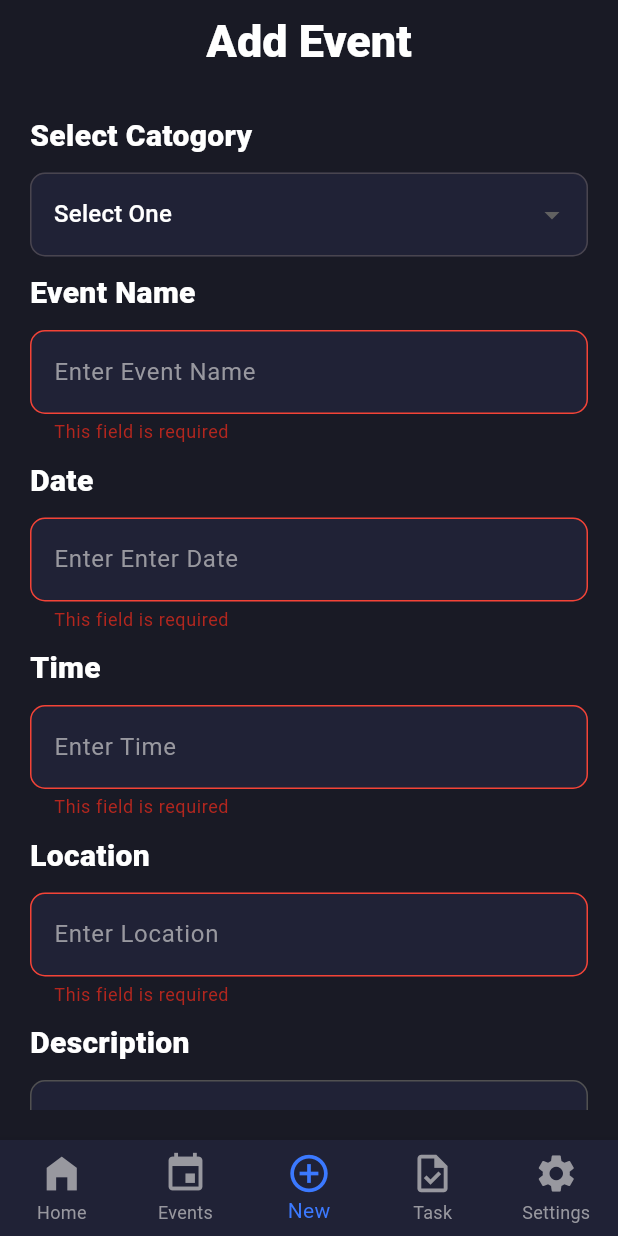
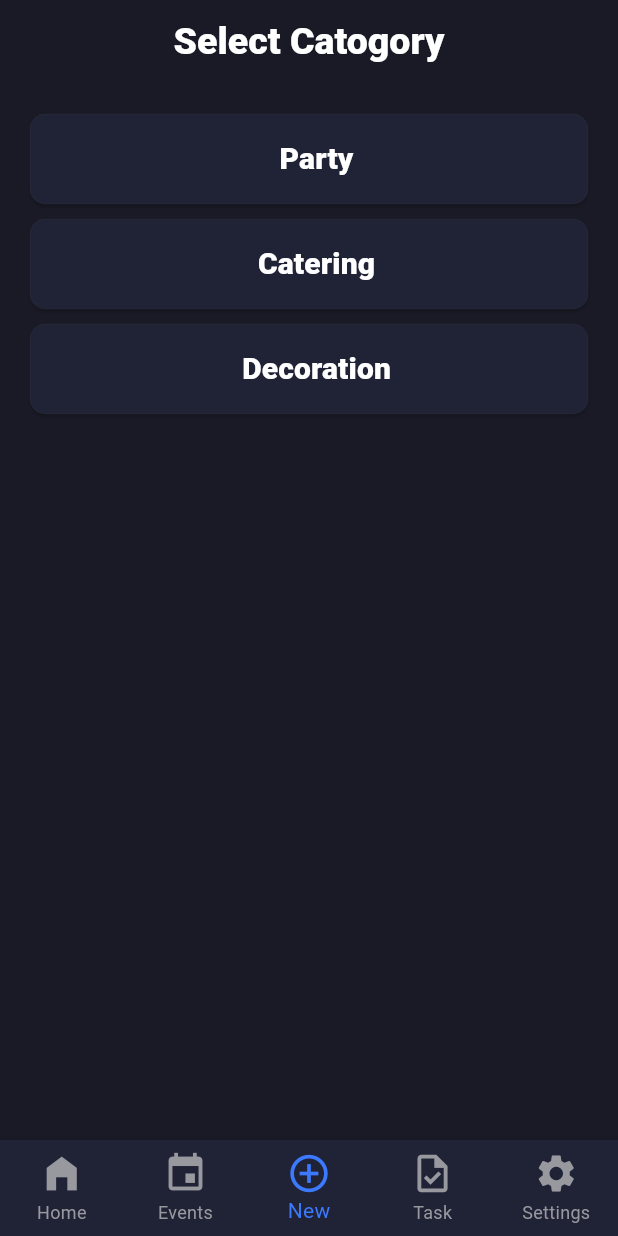
Before and after one commit to SalihSarang/Event, a Flutter app: the screen it shows after launch, item 3 of the bottom bar chosen, on a phone screen of 412 x 824 dp. Run offline on Flutter 3.47's test engine with Material 3 defaults, Android fonts, the phone set to English and light mode, and no system bars; our stand-ins replace google_fonts, hive, hive_flutter, image_picker; accounts and stored records are empty.

Commit message:
catogory complieted

```diff
--- a/lib/costum_widgets/save_add_btn.dart
+++ b/lib/costum_widgets/save_add_btn.dart
@@ -141,3 +141,39 @@ Widget saveCancelColumn(
     ],
   );
 }
+Widget selectCatogory({required String titleBtn, required VoidCallback onBtn}) {
+  return Column(
+    mainAxisAlignment: MainAxisAlignment.spaceBetween,
+    children: [
+      ElevatedButton(
+          style: ElevatedButton.styleFrom(
+            shape: RoundedRectangleBorder(
+              borderRadius: BorderRadius.circular(10),
+              side: BorderSide(
+                color: Color.fromARGB(255, 81, 81, 81),
+                width: 0.1,
+              ),
+            ),
+            backgroundColor: const Color.fromRGBO(32, 34, 54, 1),
+            minimumSize: Size(235, 60),
+          ),
+          onPressed: onBtn,
+          child: Row(
+            mainAxisAlignment: MainAxisAlignment.center,
+            children: [
+              SizedBox(
+                width: 10,
+              ),
+              Text(
+                titleBtn,
+                style: GoogleFonts.roboto(
+                  color: Colors.white,
+                  fontWeight: FontWeight.w800,
+                  fontSize: 20,
+                ),
+              )
+            ],
+          )),
+    ],
+  );
+}
--- a/lib/database/functions/event_adding_function/event_adding_fn.dart
+++ b/lib/database/functions/event_adding_function/event_adding_fn.dart
@@ -2,9 +2,9 @@ import 'package:event_vault/database/modals/event_adding/event_adding_modal.dart
 import 'package:flutter/material.dart';
 import 'package:hive/hive.dart';
 
-final ValueNotifier<List<EventAddingModal>> eventlistener = ValueNotifier([]);
+// final ValueNotifier<List<EventAddingModal>> eventlistener = ValueNotifier([]);
 const ADD_EVENT = 'addevent';
 
-void eventAdding(EventAddingModal valu) async {
-  var eventBox = Hive.box<EventAddingModal>(ADD_EVENT);
-}
+// void eventAdding(EventAddingModal valu) async {
+//   var eventBox = Hive.box<EventAddingModal>(ADD_EVENT);
+// }
--- a/lib/main.dart
+++ b/lib/main.dart
@@ -8,7 +8,7 @@ void main() async {
   WidgetsFlutterBinding.ensureInitialized();
   Hive.initFlutter();
   Hive.registerAdapter(EventAddingModalAdapter());
-  await Hive.openBox<EventAddingModal>(ADD_EVENT);
+  // await Hive.openBox<EventAddingModal>(ADD_EVENT);
   runApp(MyApp());
 }
 
--- a/lib/screens/add_event/add_event.dart
+++ b/lib/screens/add_event/add_event.dart
@@ -1,17 +1,17 @@
-import 'dart:io';
-import 'dart:math';
-
-import 'package:event_vault/costum_widgets/catogory_dropdown.dart';
 import 'package:event_vault/costum_widgets/img_add_field.dart';
 import 'package:event_vault/costum_widgets/save_add_btn.dart';
 import 'package:event_vault/costum_widgets/text_field.dart';
 import 'package:event_vault/screens/add_catering_menu/add_catering_menu.dart';
+import 'package:event_vault/screens/add_decoration/add_decoration.dart';
+import 'package:event_vault/screens/add_party/add_party.dart';
 import 'package:flutter/material.dart';
 import 'package:google_fonts/google_fonts.dart';
 import 'package:image_picker/image_picker.dart';
 
 class ScreenAddEvent extends StatefulWidget {
-  const ScreenAddEvent({super.key});
+  ScreenAddEvent({super.key, required this.selectedCatogory});
+
+  String selectedCatogory;
 
   @override
   State<ScreenAddEvent> createState() => _ScreenAddEventState();
@@ -42,14 +42,26 @@ class _ScreenAddEventState extends State<ScreenAddEvent> {
 
   void validateForm() {
     if (_forkey.currentState!.validate()) {
-      Navigator.of(context).push(MaterialPageRoute(
-        builder: (context) => AddCateringMenu(),
-      ));
-    } else {}
+      switch (widget.selectedCatogory) {
+        case "Party":
+          Navigator.of(context).push(MaterialPageRoute(
+            builder: (context) => AddPartyScreen(),
+          ));
+          break;
+        case "Catering":
+          Navigator.of(context).push(MaterialPageRoute(
+            builder: (context) => AddCateringMenu(),
+          ));
+          break;
+        case "Decoration":
+          Navigator.of(context).push(MaterialPageRoute(
+            builder: (context) => AddDecorationMenu(),
+          ));
+          break;
+      }
+    }
   }
 
-  List<String> addEventList = ['Select One', 'Party', 'Catering', 'Decoration'];
-  String starting = 'Select One';
   @override
   Widget build(BuildContext context) {
     return Scaffold(
@@ -66,6 +78,7 @@ class _ScreenAddEventState extends State<ScreenAddEvent> {
             ),
           ),
         ),
+        automaticallyImplyLeading: false,
       ),
       body: SafeArea(
           child: Padding(
@@ -74,29 +87,6 @@ class _ScreenAddEventState extends State<ScreenAddEvent> {
           children: [
             Column(
               children: [
-                Align(
-                  alignment: Alignment.topLeft,
-                  child: Text(
-                    'Select Catogory',
-                    style: GoogleFonts.roboto(
-                      color: Colors.white,
-                      fontWeight: FontWeight.w800,
-                      fontSize: 20,
-                    ),
-                  ),
-                ),
-                SizedBox(
-                  height: 10,
-                ),
-                dropDown(
-                  dropDownList: addEventList,
-                  selectedTextFieldItem: starting,
-                  onChanged: (String? value) {
-                    setState(() {
-                      starting = value ?? 'Select One';
-                    });
-                  },
-                ),
                 SizedBox(
                   height: 10,
                 ),
@@ -201,9 +191,10 @@ class _ScreenAddEventState extends State<ScreenAddEvent> {
                   leftBtn: 'Cancel',
                   onRightBtn: () {
                     validateForm();
-
                   },
-                  onleftBtn: () {},
+                  onleftBtn: () {
+                    Navigator.pop(context);
+                  },
                 )
               ],
             ),
--- /dev/null
+++ b/lib/screens/add_event/selecting_catogory.dart
@@ -0,0 +1,81 @@
+import 'package:event_vault/costum_widgets/save_add_btn.dart';
+import 'package:event_vault/screens/add_event/add_event.dart';
+import 'package:flutter/material.dart';
+import 'package:google_fonts/google_fonts.dart';
+
+class SelectingCatogory extends StatelessWidget {
+  const SelectingCatogory({super.key});
+
+  @override
+  Widget build(BuildContext context) {
+    const String party = "Party";
+    const String catering = "Catering";
+    const String decoration = "Decoration";
+
+    return Scaffold(
+      backgroundColor: Color.fromRGBO(25, 26, 37, 1),
+      appBar: AppBar(
+        title: Center(
+          child: Text(
+            'Select Catogory',
+            style: GoogleFonts.roboto(
+              color: Colors.white,
+              fontWeight: FontWeight.w800,
+              fontSize: 25,
+            ),
+          ),
+        ),
+        backgroundColor: Color.fromRGBO(25, 26, 37, 1),
+        iconTheme: IconThemeData(color: Colors.white),
+        automaticallyImplyLeading: false,
+      ),
+      body: SafeArea(
+          child: Padding(
+        padding: const EdgeInsets.all(20),
+        child: Column(
+          children: [
+            selectCatogory(
+              titleBtn: party,
+              onBtn: () {
+                Navigator.of(context).push(MaterialPageRoute(
+                  builder: (context) => ScreenAddEvent(
+                    selectedCatogory: party,
+                  ),
+                ));
+              },
+            ),
+            SizedBox(
+              height: 10,
+            ),
+            selectCatogory(
+              titleBtn: catering,
+              onBtn: () {
+                Navigator.of(context).push(MaterialPageRoute(
+                  builder: (context) => ScreenAddEvent(
+                    selectedCatogory: catering,
+                  ),
+                ));
+              },
+            ),
+            SizedBox(
+              height: 10,
+            ),
+            selectCatogory(
+              titleBtn: decoration,
+              onBtn: () {
+                Navigator.of(context).push(MaterialPageRoute(
+                  builder: (context) => ScreenAddEvent(
+                    selectedCatogory: decoration,
+                  ),
+                ));
+              },
+            ),
+            SizedBox(
+              height: 10,
+            ),
+          ],
+        ),
+      )),
+    );
+  }
+}
--- a/lib/screens/home/home_screen.dart
+++ b/lib/screens/home/home_screen.dart
@@ -1,5 +1,6 @@
-import 'package:event_vault/screens/add_event/add_event.dart';
+import 'package:event_vault/screens/add_event/selecting_catogory.dart';
 import 'package:event_vault/screens/event_manager/event_manager/event_manager.dart';
+import 'package:event_vault/screens/home/screen_home.dart';
 import 'package:flutter/material.dart';
 
 class ScreenMain extends StatefulWidget {
@@ -13,7 +14,7 @@ class _ScreenHomeState extends State<ScreenMain> {
   List<Widget> screenList = [
     HomeScreen(),
     ScreenEventManager(),
-    ScreenAddEvent(),
+    SelectingCatogory(),
     Center(
         child: Text('Task Manager',
             style: TextStyle(color: Colors.white, fontSize: 24))),
@@ -56,26 +57,3 @@ class _ScreenHomeState extends State<ScreenMain> {
     );
   }
 }
-
-class HomeScreen extends StatelessWidget {
-  const HomeScreen({super.key});
-
-  @override
-  Widget build(BuildContext context) {
-    return Scaffold(
-      backgroundColor: Color.fromRGBO(25, 26, 37, 1),
-      appBar: AppBar(
-        title: Padding(
-          padding: const EdgeInsets.only(left: 10),
-          child: Center(
-            child: Text(
-              "Dashboard",
-              style: TextStyle(color: Colors.white, fontSize: 30),
-            ),
-          ),
-        ),
-        backgroundColor: Color.fromRGBO(25, 26, 37, 1),
-      ),
-    );
-  }
-}
```
Also changed, not shown: lib/screens/add_decoration/add_decoration.dart (added, +90 -0 lines), lib/screens/add_decoration/add_new_item.dart (added, +75 -0 lines), lib/screens/add_party/add_party.dart (added, +93 -0 lines), lib/screens/home/screen_home.dart (added, +24 -0 lines).
